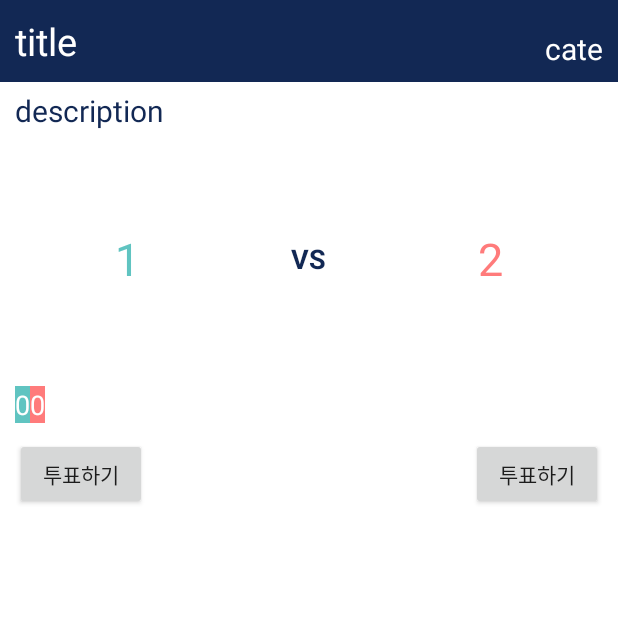
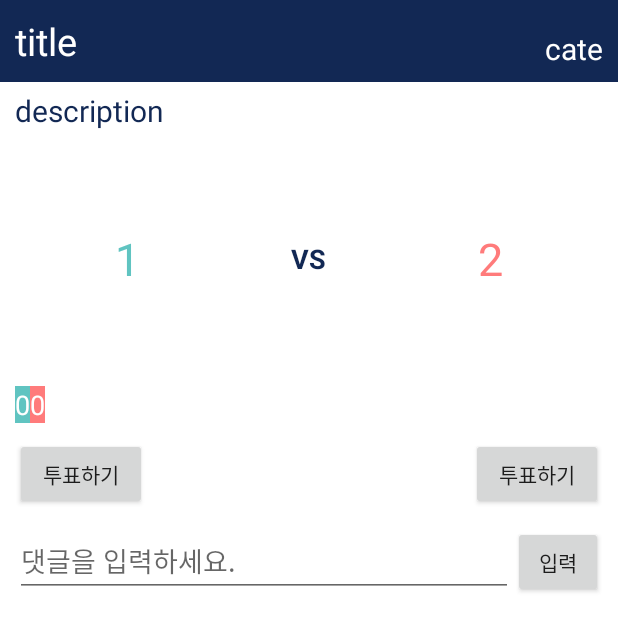
Before and after one commit to SocialAppProject/ifelse, an Android app: the ArticleActivity screen opened directly, with no data from a screen before it, on a phone screen of 412 x 824 dp. Shown: the top 631 px of the screen. Run offline under Robolectric (Android 15) with nearby library versions, the phone set to English and light mode, and no system bars; our stand-ins replace Firebase (no records; nobody signed in at launch, a user with empty details on screens opened directly); 12 statements that could not run were skipped.

Commit message:
12/5 댓글기능추가

```diff
--- a/app/src/main/java/com/socialappproject/ifelse/ArticleActivity.java
+++ b/app/src/main/java/com/socialappproject/ifelse/ArticleActivity.java
@@ -1,22 +1,31 @@
 package com.socialappproject.ifelse;
 
+import android.content.Context;
 import android.content.DialogInterface;
 import android.content.Intent;
 import android.os.Bundle;
+import android.support.v4.widget.SwipeRefreshLayout;
 import android.support.v7.app.AlertDialog;
 import android.support.v7.app.AppCompatActivity;
 import android.view.View;
+import android.view.inputmethod.InputMethodManager;
+import android.widget.ArrayAdapter;
 import android.widget.Button;
 import android.widget.EditText;
 import android.widget.ImageView;
 import android.widget.LinearLayout;
+import android.widget.ListView;
 import android.widget.TextView;
 
 import com.bumptech.glide.Glide;
 import com.google.firebase.auth.FirebaseAuth;
+import com.google.firebase.database.ChildEventListener;
 import com.google.firebase.database.DataSnapshot;
 import com.google.firebase.database.DatabaseError;
 import com.google.firebase.database.ValueEventListener;
+
+import java.util.ArrayList;
+import java.util.List;
 
 /**
  * Created by junseon on 2017. 10. 17..
@@ -41,6 +50,11 @@ public class ArticleActivity extends AppCompatActivity {
     private Button option_2_button;
     private ImageView option_1_iv;
     private ImageView option_2_iv;
+    private EditText comment_et;
+    private Button comment_bt;
+    private ListView comments_lv;
+    private CommentAdapter commentAdapter;
+    private List<Comment> commentList;
 
     @Override
     protected void onCreate(Bundle savedInstanceState) {
@@ -60,6 +74,58 @@ public class ArticleActivity extends AppCompatActivity {
         option_2_button = (Button) findViewById(R.id.art_option2_vote);
         option_1_iv = (ImageView) findViewById(R.id.article_option_1_iv);
         option_2_iv = (ImageView) findViewById(R.id.article_option_2_iv);
+        comment_et = findViewById(R.id.comment_et);
+        comment_bt = findViewById(R.id.comment_bt);
+        comments_lv = findViewById(R.id.comments_lv);
+
+        commentList = new ArrayList<>();
+
+        commentAdapter = new CommentAdapter(this, commentList);
+        comments_lv.setAdapter(commentAdapter);
+        commentAdapter.notifyDataSetChanged();
+
+        comment_bt.setOnClickListener(new View.OnClickListener() {
+            @Override
+            public void onClick(View view) {
+                Comment comment = new Comment();
+                comment.setName(MainActivity.currentUser.getName());
+                comment.setText(comment_et.getText().toString());
+                DatabaseManager.databaseReference.child("ARTICLE").child(key).child("Comment").push()
+                        .setValue(comment);
+                comment_et.setText("");
+                InputMethodManager imm = (InputMethodManager) getSystemService(Context.INPUT_METHOD_SERVICE);
+                imm.hideSoftInputFromWindow(comment_et.getWindowToken(), 0);
+            }
+        });
+
+        DatabaseManager.databaseReference.child("ARTICLE").child(key).child("Comment").
+                addChildEventListener(new ChildEventListener() {
+                    @Override
+                    public void onChildAdded(DataSnapshot dataSnapshot, String s) {
+                        commentList.add(dataSnapshot.getValue(Comment.class));
+                        commentAdapter.notifyDataSetChanged();
+                    }
+
+                    @Override
+                    public void onChildChanged(DataSnapshot dataSnapshot, String s) {
+
+                    }
+
+                    @Override
+                    public void onChildRemoved(DataSnapshot dataSnapshot) {
+
+                    }
+
+                    @Override
+                    public void onChildMoved(DataSnapshot dataSnapshot, String s) {
+
+                    }
+
+                    @Override
+                    public void onCancelled(DatabaseError databaseError) {
+
+                    }
+                });
     }
 
     private void update() {
--- /dev/null
+++ b/app/src/main/java/com/socialappproject/ifelse/CommentAdapter.java
@@ -0,0 +1,61 @@
+package com.socialappproject.ifelse;
+
+import android.content.Context;
+import android.view.LayoutInflater;
+import android.view.View;
+import android.view.ViewGroup;
+import android.widget.BaseAdapter;
+import android.widget.EditText;
+import android.widget.ImageView;
+import android.widget.LinearLayout;
+import android.widget.TextView;
+
+import com.bumptech.glide.Glide;
+
+import java.util.List;
+
+/**
+ * Created by Kimjungmin on 2017. 12. 5..
+ */
+
+public class CommentAdapter extends BaseAdapter {
+    private Context context;
+    private List<Comment> commentList;
+
+    public CommentAdapter(Context context, List<Comment> commentList) {
+        this.context = context;
+        this.commentList = commentList;
+    }
+
+    @Override
+    public int getCount() {
+        return commentList.size();
+    }
+
+    @Override
+    public Object getItem(int i) {
+        return commentList.get(i);
+    }
+
+    @Override
+    public long getItemId(int i) {
+        return 0;
+    }
+
+    public View getView(int position, View convertView, ViewGroup parent) {
+        Context context = parent.getContext();
+
+        if (convertView == null) {
+            convertView = LayoutInflater.from(context).inflate(R.layout.item_comment, null);
+        }
+
+        TextView name_tv = convertView.findViewById(R.id.name_tv);
+        TextView text_tv = convertView.findViewById(R.id.text_tv);
+
+        Comment comment = commentList.get(position);
+
+        name_tv.setText(comment.getName());
+        text_tv.setText(comment.getText());
+        return convertView;
+    }
+}
--- /dev/null
+++ b/app/src/main/res/drawable/commentbox.xml
@@ -0,0 +1,4 @@
+<shape xmlns:android="http://schemas.android.com/apk/res/android" android:shape="rectangle" >
+    <solid android:color="@color/colorIron" />
+    <stroke android:width="0.5dip" android:color="@color/colorBlack"/>
+</shape>
--- /dev/null
+++ b/app/src/main/res/drawable/spinnerbox.xml
@@ -0,0 +1,4 @@
+<shape xmlns:android="http://schemas.android.com/apk/res/android" android:shape="rectangle" >
+    <solid android:color="@color/colorIron" />
+    <stroke android:width="1dip" android:color="@color/colorPrimaryDark"/>
+</shape>
--- /dev/null
+++ b/app/src/main/res/drawable/textbox.xml
@@ -0,0 +1,4 @@
+<shape xmlns:android="http://schemas.android.com/apk/res/android" android:shape="rectangle" >
+    <solid android:color="@color/colorIron" />
+    <stroke android:width="0.01dip" android:color="@color/colorPrimaryDark"/>
+</shape>
--- a/app/src/main/res/layout/activity_article.xml
+++ b/app/src/main/res/layout/activity_article.xml
@@ -1,5 +1,5 @@
 <?xml version="1.0" encoding="utf-8"?>
-<ScrollView xmlns:android="http://schemas.android.com/apk/res/android"
+<LinearLayout xmlns:android="http://schemas.android.com/apk/res/android"
             android:layout_width="match_parent"
             android:layout_height="match_parent"
             android:background="@color/colorWhite"
@@ -8,7 +8,7 @@
     <LinearLayout
         android:id="@+id/text_linear"
         android:layout_width="match_parent"
-        android:layout_height="match_parent"
+        android:layout_height="wrap_content"
         android:orientation="vertical">
 
         <LinearLayout
@@ -75,9 +75,9 @@
                 android:layout_width="150dp"
                 android:layout_height="150dp"
                 android:layout_alignParentLeft="true"
-                android:gravity="center_horizontal|center_vertical"
+                android:focusable="false"
                 android:focusableInTouchMode="false"
-                android:focusable="false"/>
+                android:gravity="center_horizontal|center_vertical"/>
 
             <TextView
                 android:id="@+id/art_option_2_tv"
@@ -95,9 +95,9 @@
                 android:layout_width="150dp"
                 android:layout_height="150dp"
                 android:layout_alignParentRight="true"
-                android:gravity="center_horizontal|center_vertical"
+                android:focusable="false"
                 android:focusableInTouchMode="false"
-                android:focusable="false"/>
+                android:gravity="center_horizontal|center_vertical"/>
 
             <TextView
                 android:layout_width="wrap_content"
@@ -160,6 +160,35 @@
                 android:layout_marginRight="10dp"
                 android:text="@string/vote"/>
         </RelativeLayout>
+
+        <LinearLayout
+            android:layout_width="match_parent"
+            android:layout_height="wrap_content"
+            android:layout_margin="10dp"
+            android:orientation="horizontal">
+
+            <EditText
+                android:id="@+id/comment_et"
+                android:layout_width="wrap_content"
+                android:layout_height="wrap_content"
+                android:layout_weight="1"
+                android:hint="댓글을 입력하세요."/>
+
+            <Button
+                android:id="@+id/comment_bt"
+                android:layout_width="60dp"
+                android:layout_height="wrap_content"
+                android:text="입력"/>
+        </LinearLayout>
+
+        <ListView
+            android:id="@+id/comments_lv"
+            android:layout_width="match_parent"
+            android:layout_height="wrap_content"
+            android:layout_marginLeft="10dp"
+            android:layout_marginRight="10dp"
+            android:layout_marginTop="10dp"
+            android:background="@drawable/commentbox">
+        </ListView>
     </LinearLayout>
-
-</ScrollView>
+</LinearLayout>
--- a/app/src/main/res/layout/activity_write.xml
+++ b/app/src/main/res/layout/activity_write.xml
@@ -99,6 +99,7 @@
             android:id="@+id/spin_category"
             android:layout_width="match_parent"
             android:layout_height="wrap_content"
+            android:background="@drawable/spinnerbox"
             android:layout_marginBottom="8dp"
             android:layout_marginTop="8dp" />
 
--- a/app/src/main/res/values/colors.xml
+++ b/app/src/main/res/values/colors.xml
@@ -6,7 +6,7 @@
     <color name="colorAccent">#ff7b7b</color>
     <color name="colorBlack">#000000</color>
     <color name="colorWhite">#FFFFFF</color>
-    <color name="colorIron">#ECECEC</color>
+    <color name="colorIron">#FFFFFF</color>
 
     <!-- color for gender -->
     <color name="men">#122854</color>
```
Also changed, not shown: app/src/main/java/com/socialappproject/ifelse/Article.java (+23 -1 lines), app/src/main/java/com/socialappproject/ifelse/WriteActivity.java (+8 -1 lines), app/src/main/res/layout/item_comment.xml (added, +27 -0 lines).
